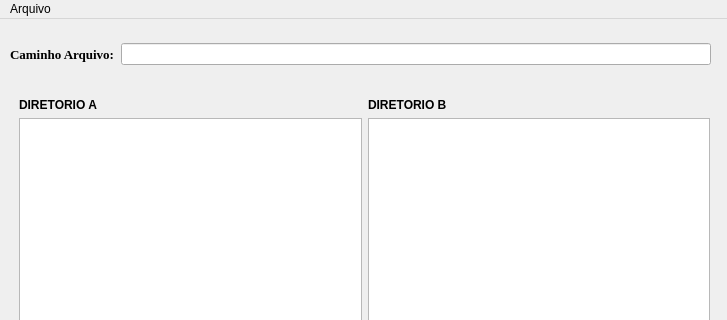
Old version of the form interface.ui in the repository Misternis/Projeto_Copiar; both pictures show x 0 to 727 and y 0 to 320 of the 727 by 567 pixel window.
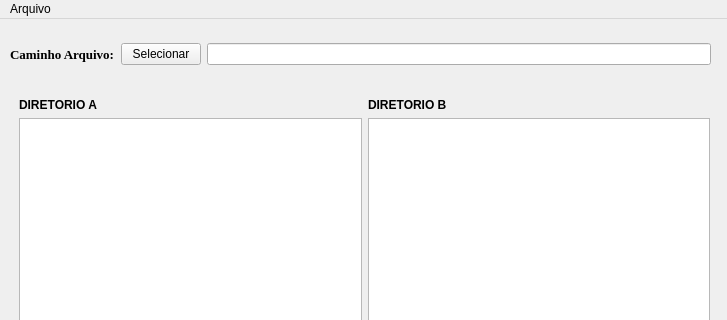
New version of the form. Icons and pictures are not drawn.

Commit message: inclusão de extensões, att nomes widgets.

```diff
--- a/interface.ui
+++ b/interface.ui
@@ -23,7 +23,7 @@
       <height>51</height>
      </rect>
     </property>
-    <layout class="QHBoxLayout" name="horizontalLayout" stretch="0,3">
+    <layout class="QHBoxLayout" name="horizontalLayout" stretch="0,0,3">
      <item>
       <widget class="QLabel" name="label">
        <property name="font">
@@ -40,7 +40,14 @@
       </widget>
      </item>
      <item>
-      <widget class="QLineEdit" name="lineEdit">
+      <widget class="QPushButton" name="botaoDirA">
+       <property name="text">
+        <string>Selecionar</string>
+       </property>
+      </widget>
+     </item>
+     <item>
+      <widget class="QLineEdit" name="caminhoDirA">
        <property name="accessibleDescription">
         <string>kjkhjk</string>
        </property>
```
Left out of the diff: 16 changed lines with no effect on the pictures. The commit also changes 4 other files.
